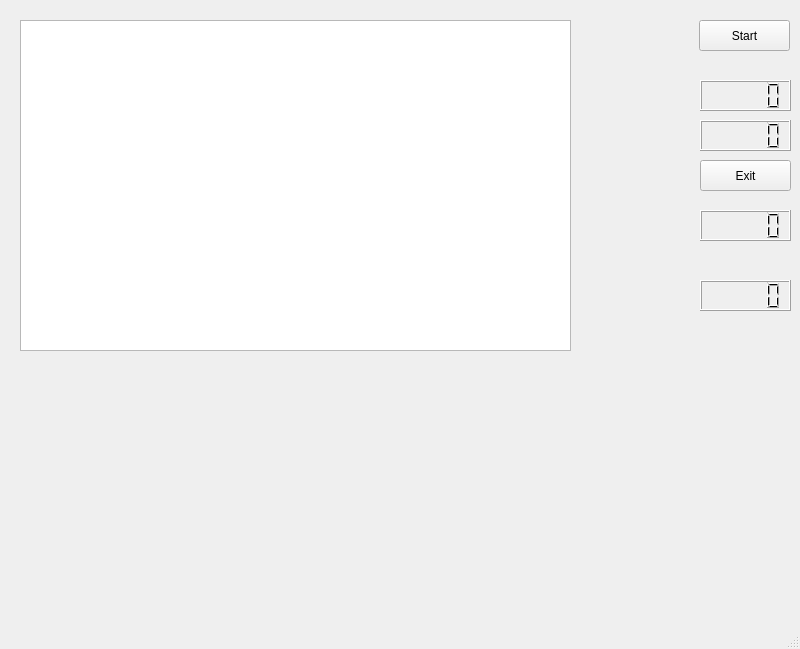
Before: the Qt Designer form Game/mainwindow.ui in toivow/Otekn, drawn with Qt 5.
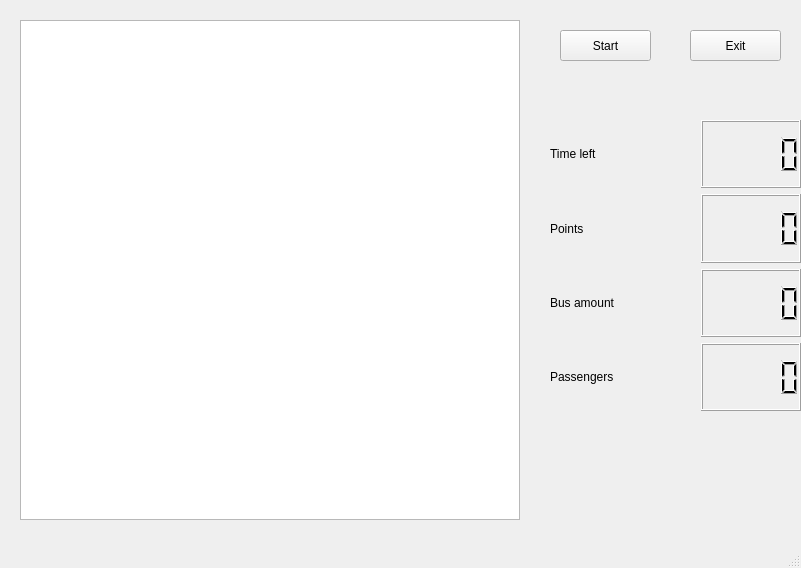
After: the same form once the commit is applied.

```diff
--- a/Game/mainwindow.ui
+++ b/Game/mainwindow.ui
@@ -6,8 +6,8 @@
    <rect>
     <x>0</x>
     <y>0</y>
-    <width>800</width>
-    <height>649</height>
+    <width>801</width>
+    <height>568</height>
    </rect>
   </property>
   <property name="windowTitle">
@@ -19,16 +19,16 @@
      <rect>
       <x>20</x>
       <y>20</y>
-      <width>551</width>
-      <height>331</height>
+      <width>500</width>
+      <height>500</height>
      </rect>
     </property>
    </widget>
    <widget class="QPushButton" name="startButton">
     <property name="geometry">
      <rect>
-      <x>699</x>
-      <y>20</y>
+      <x>560</x>
+      <y>30</y>
       <width>91</width>
       <height>31</height>
      </rect>
@@ -40,8 +40,8 @@
    <widget class="QPushButton" name="exitButton">
     <property name="geometry">
      <rect>
-      <x>700</x>
-      <y>160</y>
+      <x>690</x>
+      <y>30</y>
       <width>91</width>
       <height>31</height>
      </rect>
@@ -50,45 +50,92 @@
      <string>Exit</string>
     </property>
    </widget>
-   <widget class="QLCDNumber" name="timeLeft">
+   <widget class="QWidget" name="layoutWidget">
     <property name="geometry">
      <rect>
-      <x>700</x>
-      <y>210</y>
-      <width>91</width>
-      <height>31</height>
-     </rect>
-    </property>
-   </widget>
-   <widget class="QLCDNumber" name="pointsAmnt">
-    <property name="geometry">
-     <rect>
-      <x>700</x>
-      <y>280</y>
-      <width>91</width>
-      <height>31</height>
-     </rect>
-    </property>
-   </widget>
-   <widget class="QLCDNumber" name="busAmount">
-    <property name="geometry">
-     <rect>
-      <x>700</x>
-      <y>80</y>
-      <width>91</width>
-      <height>31</height>
-     </rect>
-    </property>
-   </widget>
-   <widget class="QLCDNumber" name="passAmnt">
-    <property name="geometry">
-     <rect>
-      <x>700</x>
+      <x>550</x>
       <y>120</y>
-      <width>91</width>
-      <height>31</height>
+      <width>251</width>
+      <height>291</height>
      </rect>
     </property>
+    <layout class="QVBoxLayout" name="verticalLayout">
+     <property name="sizeConstraint">
+      <enum>QLayout::SetDefaultConstraint</enum>
+     </property>
+     <item>
+      <layout class="QHBoxLayout" name="horizontalLayout_3">
+       <property name="spacing">
+        <number>50</number>
+       </property>
+       <item>
+        <widget class="QLabel" name="timeLeftLbl">
+         <property name="text">
+          <string>Time left</string>
+         </property>
+        </widget>
+       </item>
+       <item>
+        <widget class="QLCDNumber" name="timeLeft"/>
+       </item>
+      </layout>
+     </item>
+     <item>
+      <layout class="QHBoxLayout" name="horizontalLayout_4">
+       <property name="spacing">
+        <number>50</number>
+       </property>
+       <item>
+        <widget class="QLabel" name="pointsAmntLbl">
+         <property name="text">
+          <string>Points</string>
+         </property>
+        </widget>
+       </item>
+       <item>
+        <widget class="QLCDNumber" name="pointsAmnt"/>
+       </item>
+      </layout>
+     </item>
+     <item>
+      <layout class="QHBoxLayout" name="horizontalLayout_2">
+       <property name="spacing">
+        <number>50</number>
+       </property>
+       <item>
+        <widget class="QLabel" name="busAmountLbl">
+         <property name="text">
+          <string>Bus amount</string>
+         </property>
+        </widget>
+       </item>
+       <item>
+        <widget class="QLCDNumber" name="busAmount"/>
+       </item>
+      </layout>
+     </item>
+     <item>
+      <layout class="QHBoxLayout" name="horizontalLayout">
+       <property name="spacing">
+        <number>50</number>
+       </property>
+       <item>
+        <widget class="QLabel" name="passAmntLbl">
+         <property name="text">
+          <string>Passengers</string>
+         </property>
+        </widget>
+       </item>
+       <item>
+        <widget class="QLCDNumber" name="passAmnt">
+         <property name="enabled">
+          <bool>true</bool>
+         </property>
+        </widget>
+       </item>
+      </layout>
+     </item>
+    </layout>
    </widget>
   </widget>
   <widget class="QMenuBar" name="menubar">
```
Left out of the diff: 4 changed lines with no effect on the pictures.
